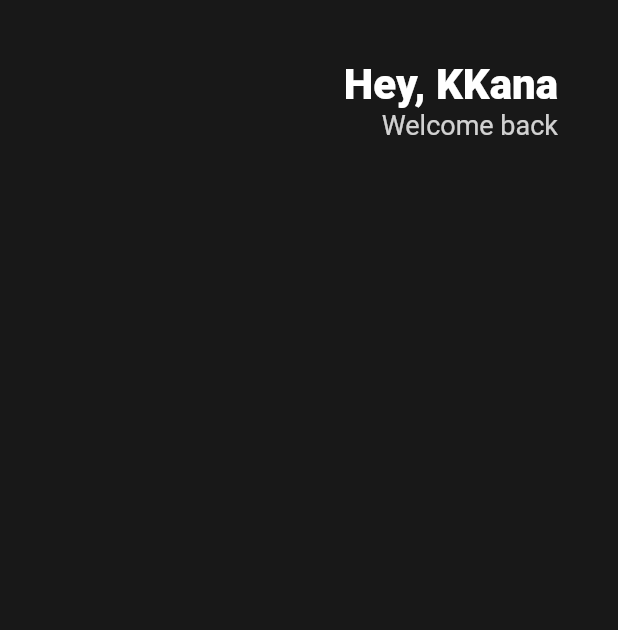
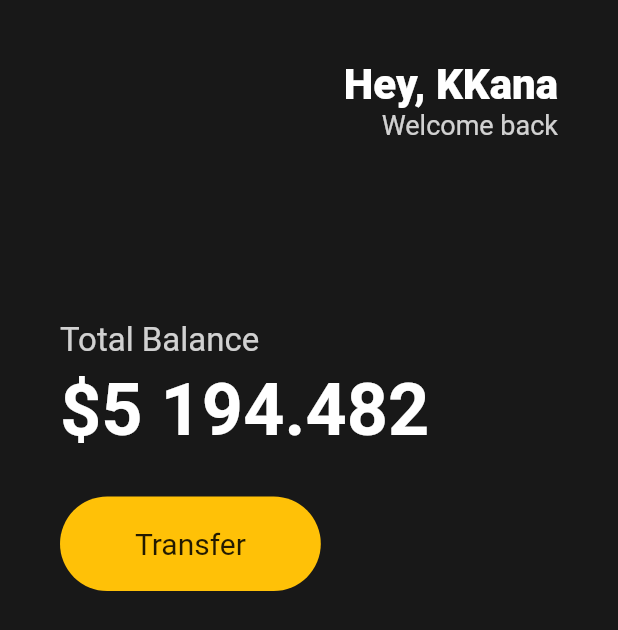
Before and after one commit to kanaheo/flutter_dart_practice, a Flutter app: the screen it shows after launch, on a phone screen of 412 x 824 dp. Shown: the top 630 px of the screen. Run offline on Flutter 3.47's test engine with Material 2 defaults, Android fonts, the phone set to English and light mode, and no system bars.

Commit message:
button add practice

```diff
--- a/lib/main.dart
+++ b/lib/main.dart
@@ -15,6 +15,7 @@ class App extends StatelessWidget {
             horizontal: 40,
           ),
           child: Column(
+            crossAxisAlignment: CrossAxisAlignment.start,
             children: [
               SizedBox(
                 height: 40,
@@ -23,6 +24,7 @@ class App extends StatelessWidget {
                 mainAxisAlignment: MainAxisAlignment.end,
                 children: [
                   Column(
+                    // 컬럼안에서 CrossAxisAlignment이게 가로방향이다
                     crossAxisAlignment: CrossAxisAlignment.end,
                     children: [
                       Text(
@@ -41,7 +43,53 @@ class App extends StatelessWidget {
                     ],
                   )
                 ],
-              )
+              ),
+              SizedBox(
+                height: 120,
+              ),
+              Text(
+                "Total Balance",
+                style: TextStyle(
+                  fontSize: 22,
+                  color: Colors.white.withOpacity(0.8),
+                ),
+              ),
+              SizedBox(
+                height: 5,
+              ),
+              Text(
+                "\$5 194.482",
+                style: TextStyle(
+                  fontSize: 48,
+                  fontWeight: FontWeight.w600,
+                  color: Colors.white,
+                ),
+              ),
+              SizedBox(
+                height: 30,
+              ),
+              Row(
+                children: [
+                  Container(
+                    decoration: BoxDecoration(
+                      color: Colors.amber,
+                      borderRadius: BorderRadius.circular(45),
+                    ),
+                    child: Padding(
+                      padding: EdgeInsets.symmetric(
+                        vertical: 20,
+                        horizontal: 50,
+                      ),
+                      child: Text(
+                        "Transfer",
+                        style: TextStyle(
+                          fontSize: 20,
+                        ),
+                      ),
+                    ),
+                  ),
+                ],
+              ),
             ],
           ),
         ),
```
